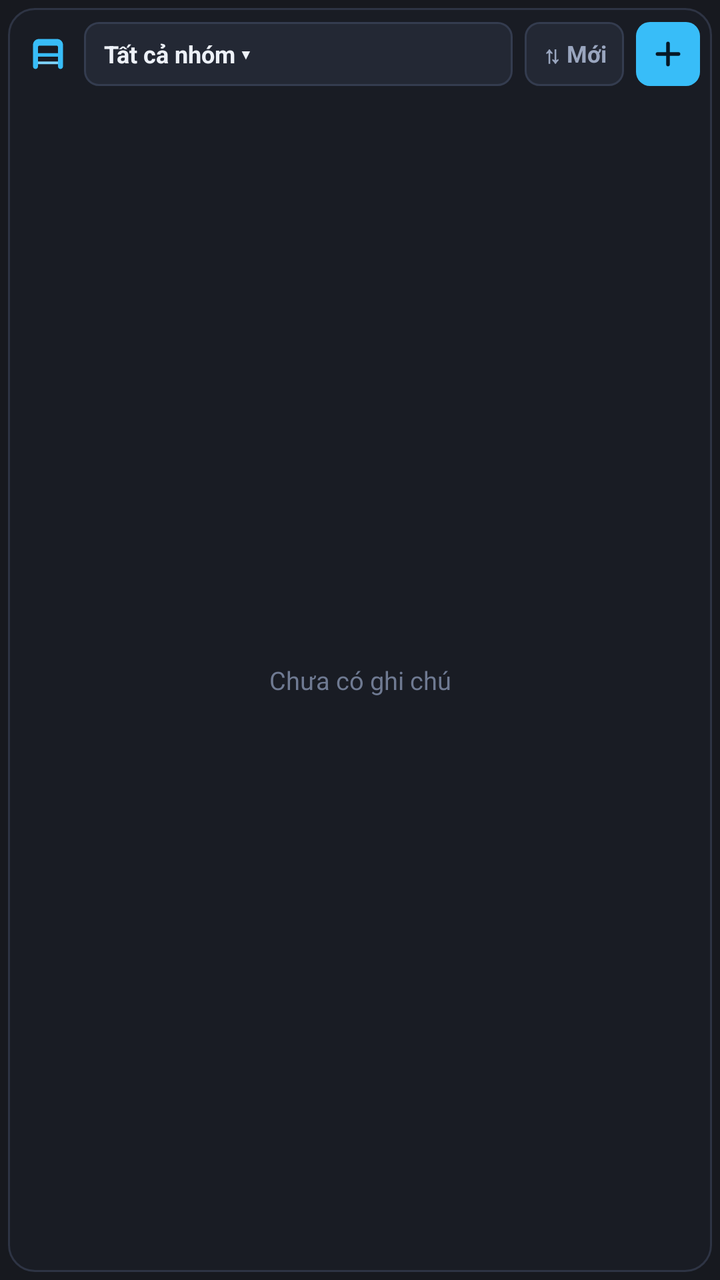
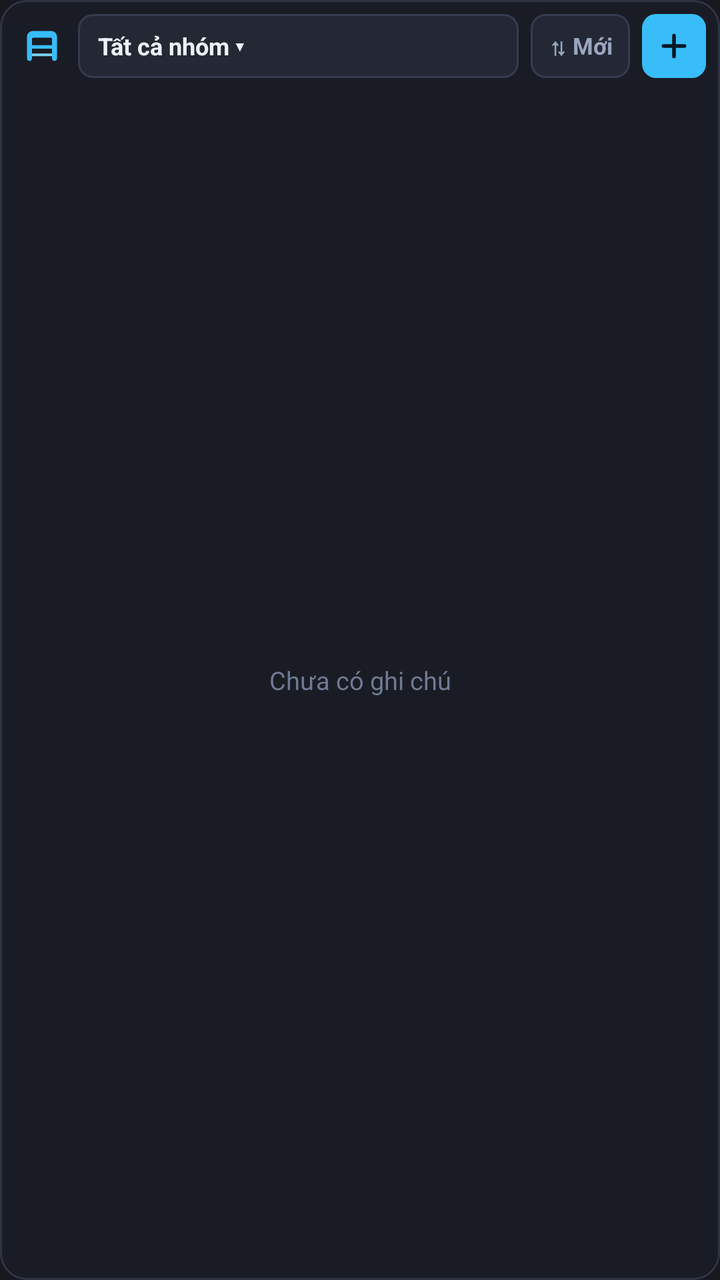

Screens rendered from an Android XML layout before and after an edit, with the pre-edit source and the edit as a unified diff.
<!-- AndroidManifest.xml: application theme Theme.ObsidianQuick -->
<!-- res/layout/widget_notes.xml -->
<?xml version="1.0" encoding="utf-8"?>
<FrameLayout xmlns:android="http://schemas.android.com/apk/res/android"
    android:id="@android:id/background"
    android:layout_width="match_parent"
    android:layout_height="match_parent">

    
    <TextView
        android:layout_width="1dp"
        android:layout_height="1dp" />

    <LinearLayout
        android:id="@+id/w_notes_root"
        android:layout_width="match_parent"
        android:layout_height="match_parent"
        android:layout_margin="4dp"
        android:background="@drawable/widget_bg"
        android:orientation="vertical"
        android:paddingStart="6dp"
        android:paddingTop="7dp"
        android:paddingEnd="6dp"
        android:paddingBottom="7dp">

    <LinearLayout
        android:layout_width="match_parent"
        android:layout_height="wrap_content"
        android:layout_marginBottom="8dp"
        android:gravity="center_vertical"
        android:orientation="horizontal">

        <ImageView
            android:id="@+id/w_notes_open_app"
            android:layout_width="28dp"
            android:layout_height="28dp"
            android:padding="4dp"
            android:scaleType="fitCenter"
            android:src="@drawable/ic_w_note_badge" />

        <TextView
            android:id="@+id/w_notes_group_btn"
            android:layout_width="0dp"
            android:layout_height="32dp"
            android:layout_marginStart="4dp"
            android:layout_marginEnd="6dp"
            android:layout_weight="1"
            android:background="@drawable/widget_btn_bg"
            android:ellipsize="end"
            android:gravity="center_vertical"
            android:paddingStart="10dp"
            android:paddingEnd="10dp"
            android:singleLine="true"
            android:text="Tất cả nhóm ▾"
            android:textColor="#EDF1F8"
            android:textSize="12sp"
            android:textStyle="bold" />

        <TextView
            android:id="@+id/w_notes_sort_btn"
            android:layout_width="wrap_content"
            android:layout_height="32dp"
            android:layout_marginEnd="6dp"
            android:background="@drawable/widget_btn_bg"
            android:gravity="center"
            android:paddingStart="9dp"
            android:paddingEnd="9dp"
            android:singleLine="true"
            android:text="⇅ Mới"
            android:textColor="#9AA6BF"
            android:textSize="11.5sp"
            android:textStyle="bold" />

        <ImageView
            android:id="@+id/w_notes_add_btn"
            android:layout_width="32dp"
            android:layout_height="32dp"
            android:background="@drawable/widget_add_notes_bg"
            android:padding="7dp"
            android:scaleType="fitCenter"
            android:src="@drawable/ic_w_plus_dark" />
    </LinearLayout>

    <FrameLayout
        android:layout_width="match_parent"
        android:layout_height="0dp"
        android:layout_weight="1">

        <ListView
            android:id="@+id/w_notes_list"
            android:layout_width="match_parent"
            android:layout_height="match_parent"
            android:clipToPadding="false"
            android:divider="@android:color/transparent"
            android:dividerHeight="6dp"
            android:scrollbars="none"
            android:stackFromBottom="true"
            android:transcriptMode="alwaysScroll" />

        <TextView
            android:id="@+id/w_notes_empty"
            android:layout_width="match_parent"
            android:layout_height="match_parent"
            android:gravity="center"
            android:padding="12dp"
            android:text="Chưa có ghi chú"
            android:textColor="#6F7A92"
            android:textSize="12.5sp" />
    </FrameLayout>

    </LinearLayout>
</FrameLayout>
<!-- resources referenced by this layout -->
<resources>
  <!-- drawable ic_w_note_badge (drawable) -->
  <vector xmlns:android="http://schemas.android.com/apk/res/android"
      android:width="20dp"
      android:height="20dp"
      android:viewportWidth="24"
      android:viewportHeight="24">
      <path
          android:fillColor="#38BDF8"
          android:pathData="M6.5,3h11C19.4,3 21,4.6 21,6.5v13c0,0.8 -0.7,1.5 -1.5,1.5S18,20.3 18,19.5V7.8C18,7.4 17.6,7 17.2,7H6.8C6.4,7 6,7.4 6,7.8v11.7C6,20.3 5.3,21 4.5,21S3,20.3 3,19.5v-13C3,4.6 4.6,3 6.5,3z" />
      <path
          android:fillColor="#38BDF8"
          android:pathData="M5,11.5h14v2.1H5z" />
      <path
          android:fillColor="#7DD3FC"
          android:pathData="M6,16.5h12v1.6H6z" />
  </vector>
  <!-- drawable ic_w_plus_dark (drawable) -->
  <?xml version="1.0" encoding="utf-8"?>
  <vector xmlns:android="http://schemas.android.com/apk/res/android"
      android:width="18dp"
      android:height="18dp"
      android:viewportWidth="24"
      android:viewportHeight="24">
      <path
          android:strokeColor="#061826"
          android:strokeWidth="2.4"
          android:strokeLineCap="round"
          android:pathData="M12,5v14M5,12h14" />
  </vector>
  <!-- drawable widget_add_notes_bg (drawable) -->
  <?xml version="1.0" encoding="utf-8"?>
  <shape xmlns:android="http://schemas.android.com/apk/res/android" android:shape="rectangle">
      <solid android:color="#38BDF8" />
      <corners android:radius="7dp" />
  </shape>
  <!-- drawable widget_bg (drawable) -->
  <?xml version="1.0" encoding="utf-8"?>
  <shape xmlns:android="http://schemas.android.com/apk/res/android" android:shape="rectangle">
      <solid android:color="#191C24" />
      <stroke android:width="1dp" android:color="#2E3444" />
      <corners android:radius="13dp" />
  </shape>
  <!-- drawable widget_btn_bg (drawable) -->
  <?xml version="1.0" encoding="utf-8"?>
  <shape xmlns:android="http://schemas.android.com/apk/res/android" android:shape="rectangle">
      <solid android:color="#232834" />
      <stroke android:width="1dp" android:color="#343C4F" />
      <corners android:radius="7dp" />
  </shape>
  <style name="Theme.ObsidianQuick" parent="Theme.AppCompat.NoActionBar">
          <item name="android:statusBarColor">#17191F</item>
          <item name="android:navigationBarColor">#1D2028</item>
          <item name="android:windowLightStatusBar">false</item>
          <item name="android:windowBackground">#17191F</item>
      </style>
</resources>

<!-- the commit's change to res/layout/widget_notes.xml (unified diff, before → after) -->
@@ -1,25 +1,14 @@
 <?xml version="1.0" encoding="utf-8"?>
-<FrameLayout xmlns:android="http://schemas.android.com/apk/res/android"
-    android:id="@android:id/background"
+<LinearLayout xmlns:android="http://schemas.android.com/apk/res/android"
+    android:id="@+id/w_notes_root"
     android:layout_width="match_parent"
-    android:layout_height="match_parent">
-
-    
-    <TextView
-        android:layout_width="1dp"
-        android:layout_height="1dp" />
-
-    <LinearLayout
-        android:id="@+id/w_notes_root"
-        android:layout_width="match_parent"
-        android:layout_height="match_parent"
-        android:layout_margin="4dp"
-        android:background="@drawable/widget_bg"
-        android:orientation="vertical"
-        android:paddingStart="6dp"
-        android:paddingTop="7dp"
-        android:paddingEnd="6dp"
-        android:paddingBottom="7dp">
+    android:layout_height="match_parent"
+    android:background="@drawable/widget_bg"
+    android:orientation="vertical"
+    android:paddingStart="7dp"
+    android:paddingTop="7dp"
+    android:paddingEnd="7dp"
+    android:paddingBottom="7dp">
 
     <LinearLayout
         android:layout_width="match_parent"
@@ -106,5 +95,4 @@
             android:textSize="12.5sp" />
     </FrameLayout>
 
-    </LinearLayout>
-</FrameLayout>
+</LinearLayout>
